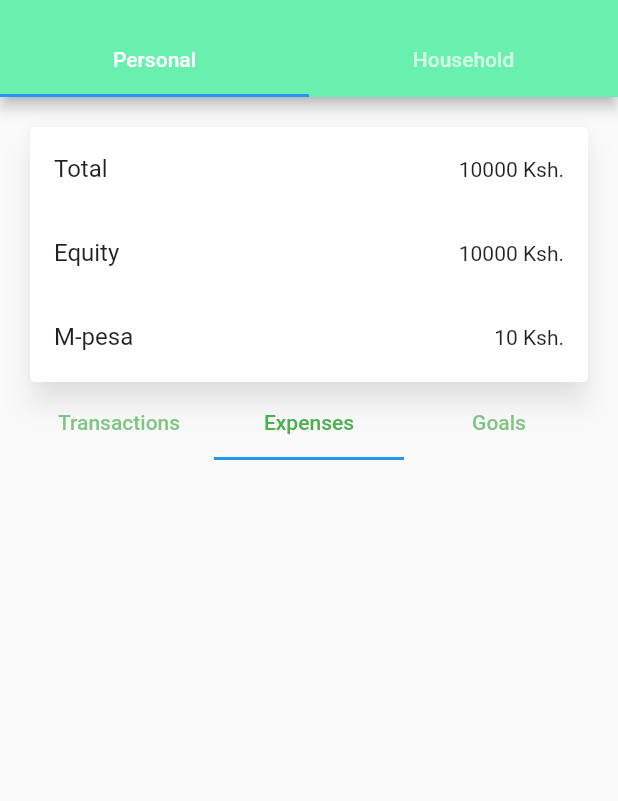
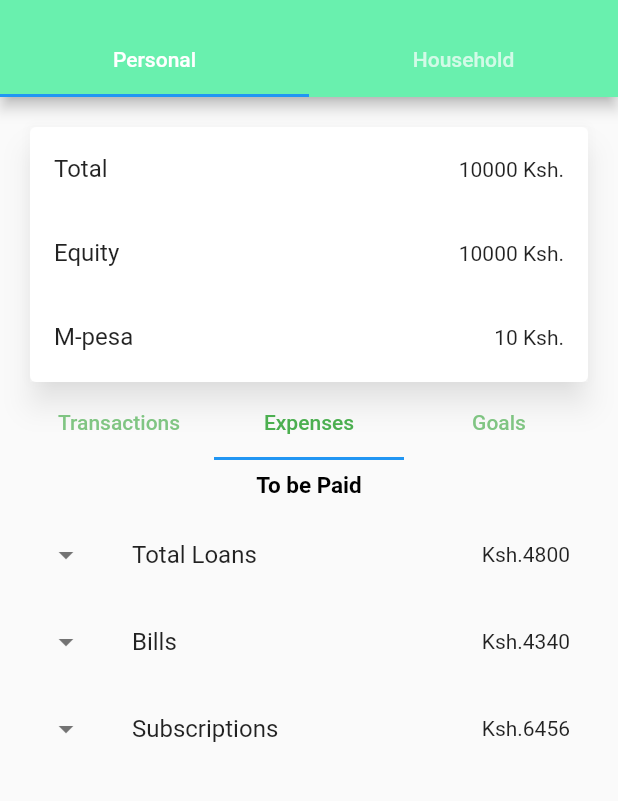
Before and after one commit to DevshiDeno/Budget_Genius, a Flutter app: the screen it shows after launch, tab 2 chosen, on a phone screen of 412 x 824 dp, the part 59-860 px from its top. Run offline on Flutter 3.47's test engine with Material 2 defaults, Android fonts, the phone set to English and light mode, and no system bars; network calls fail.

Commit message:
Financial Management App

```diff
--- /dev/null
+++ b/lib/Dashboard/Personal/expenses.dart
@@ -0,0 +1,231 @@
+import 'package:budget_genius/Dashboard/Personal/transactions.dart';
+import 'package:flutter/cupertino.dart';
+import 'package:flutter/material.dart';
+
+class Expenses extends StatefulWidget {
+  const Expenses({Key? key}) : super(key: key);
+
+  @override
+  State<Expenses> createState() => _ExpensesState();
+}
+
+class _ExpensesState extends State<Expenses> {
+  bool _customTileExpanded = false;
+
+  @override
+  Widget build(BuildContext context) {
+    return SingleChildScrollView(
+      child: Column(
+        children: [
+          buildExpense(),
+          //BuildStructure()
+        ],
+      ),
+    );
+  }
+
+  Container buildExpense() {
+    return Container(
+      height: 500,
+      child: Column(
+        children: [
+          Padding(
+              padding: const EdgeInsets.all(8.0),
+              child: Center(
+                child: Text("To be Paid",
+                    style: TextStyle(
+                        color: Colors.black,
+                        fontSize: 15,
+                        fontWeight: FontWeight.bold)),
+              )),
+          ExpansionTile(
+            controlAffinity: ListTileControlAffinity.leading,
+            title: Text('Total Loans'),
+            trailing: Text("Ksh.4800"),
+            leading: Icon(_customTileExpanded
+                ? Icons.arrow_drop_down_circle
+                : Icons.arrow_drop_down),
+            children: const <Widget>[
+              ListTile(
+                title: Text('KCB loan'),
+                trailing: Text("Ksh. 4000"),
+              ),
+              ListTile(
+                title: Text('Fuliza'),
+                trailing: Text("Ksh. 800"),
+              ),
+            ],
+            onExpansionChanged: (bool expanded) {
+              setState(() {
+                _customTileExpanded = expanded;
+              });
+            },
+          ),
+          ExpansionTile(
+            controlAffinity: ListTileControlAffinity.leading,
+            title: Text('Bills'),
+            trailing: Text("Ksh.4340"),
+            leading: Icon(_customTileExpanded
+                ? Icons.arrow_drop_down_circle
+                : Icons.arrow_drop_down),
+            children: const <Widget>[
+              ListTile(
+                title: Text('Rent'),
+                trailing: Text("Ksh. 1000"),
+              ),
+              ListTile(
+                title: Text('KPLC'),
+                trailing: Text("Ksh. 3340"),
+              ),
+            ],
+            onExpansionChanged: (bool expanded) {
+              setState(() {
+                _customTileExpanded = expanded;
+              });
+            },
+          ),
+          ExpansionTile(
+            controlAffinity: ListTileControlAffinity.leading,
+            title: Text('Subscriptions'),
+            trailing: Text("Ksh.6456"),
+            leading: Icon(_customTileExpanded
+                ? Icons.arrow_drop_down_circle
+                : Icons.arrow_drop_down),
+            children: const <Widget>[
+              ListTile(
+                title: Text('WI-Fi'),
+                trailing: Text("Ksh. 3000"),
+              ),
+              ListTile(
+                title: Text('GO TV'),
+                trailing: Text("Ksh. 1456"),
+              ),
+              ListTile(
+                title: Text('NETFLIX'),
+                trailing: Text("Ksh. 2000"),
+              ),
+            ],
+            onExpansionChanged: (bool expanded) {
+              setState(() {
+                _customTileExpanded = expanded;
+              });
+            },
+          )
+        ],
+      ),
+    );
+  }
+}
+
+class Goal extends StatelessWidget {
+  final List<Goals> goal;
+
+  const Goal({Key? key, required this.goal}) : super(key: key);
+
+  Widget completed(List<Goals> goals) {
+    bool achieved = false;
+    for (int i = 0; i < goals.length; i++) {
+      if (goals[i].amount >= goals[i].target) {
+        achieved = true;
+        break;
+      }
+    }
+    if(achieved) {
+      return Icon(Icons.check_circle,
+          color: Colors.green);
+    }else{
+      return SizedBox.shrink(); // Return an empty widget instead of null
+
+    }
+
+  }
+  Widget text(List<Goals> goals){
+    bool achieved = false;
+    for (int i = 0; i < goals.length; i++) {
+      if (goals[i].amount >= goals[i].target) {
+        achieved = true;
+        break;
+      }
+    }
+    if(achieved) {
+      return Text("Achieved",
+      style: TextStyle(color: Colors.green),
+      );
+    }else{
+    return Text("Almost",
+      style: TextStyle(color: Colors.red),
+    );
+    }
+  }
+  Widget remaining(List<Goals> goals) {
+    var diff = 0;
+    for (int i = 0; i < goals.length; i++) {
+      var difference = goals[i].amount - goals[i].target;
+      diff += difference.round();
+    }
+    if (diff != 0) {
+      return Text(diff.toString(),
+        style: TextStyle(color: Colors.red),
+      );
+    } else {
+      return SizedBox.shrink(); // Return an empty widget instead of null
+    }
+  }
+
+  @override
+  Widget build(BuildContext context) {
+    return SingleChildScrollView(
+      child: Card(
+        elevation: 10,
+        shadowColor: Colors.black,
+        child: SizedBox(
+          width: MediaQuery.of(context).size.width,
+          height: 300, // Reduced the height of the Card
+          child: Padding(
+            padding: const EdgeInsets.all(8.0),
+            child: Column(
+              crossAxisAlignment: CrossAxisAlignment.start,
+              children: [
+                Expanded(
+                  child: GridView.builder(
+                    physics: const NeverScrollableScrollPhysics(),
+                    gridDelegate:
+                    const SliverGridDelegateWithFixedCrossAxisCount(
+                      crossAxisCount: 3,
+                      crossAxisSpacing: 2,
+                      mainAxisSpacing: 4,
+                    ),
+                    itemCount: goal.length,
+                    itemBuilder: (BuildContext context, int index) {
+                      return ClipRect(
+                        child: Card(
+                          elevation: 10,
+                          shadowColor: Colors.black,
+                          child: Container(
+                            width: 20,
+                            child: Column(
+                              children: [
+                                Text(goal[index].title),
+                                SizedBox(height: 4),
+                                Text(goal[index].amount.toString()),
+                                remaining([goal[index]]),
+                                SizedBox(height: 4),
+                                completed([goal[index]]), // Pass a list with a single Goal object here
+                                SizedBox(height: 4),
+                                text([goal[index]])
+                              ],
+                            ),
+                          ),
+                        ),
+                      );
+                    },
+                  ),
+                )
+              ],
+            ),
+          ),
+        ),
+      ),
+    );
+  }
+}
--- a/lib/Dashboard/Personal/personal.dart
+++ b/lib/Dashboard/Personal/personal.dart
@@ -2,6 +2,8 @@ import 'package:intl/intl.dart';
 import 'package:budget_genius/Dashboard/Personal/seeAllTransactions.dart';
 import 'package:budget_genius/Dashboard/Personal/transactions.dart';
 import 'package:flutter/material.dart';
+
+import 'expenses.dart';
 
 class Personal extends StatelessWidget {
   const Personal({
@@ -82,8 +84,8 @@ class Personal extends StatelessWidget {
                 Expanded(
                   child: TabBarView(children: [
                     buildTransactions(context),
-                    buildExpenses(),
-                    buildGoals(),
+                    Expenses(),
+                    Goal(goal: goal),
                   ]),
                 ),
               ],
@@ -225,11 +227,6 @@ class Personal extends StatelessWidget {
     );
   }
 
-  Widget buildExpenses() {
-    return Container();
-  }
 
-  Widget buildGoals() {
-    return Container();
-  }
+
 }
--- a/lib/Dashboard/Personal/transactions.dart
+++ b/lib/Dashboard/Personal/transactions.dart
@@ -4,62 +4,79 @@ class Transaction {
   final String title;
   final String amount;
   final String imageUrl;
-final DateTime date;
-  const Transaction( {
-    required this.title,
-    required this.amount,
-    required this.imageUrl,
-    required this.date
-  });
+  final DateTime date;
+
+  const Transaction(
+      {required this.title,
+      required this.amount,
+      required this.imageUrl,
+      required this.date});
 }
 
 final List<Transaction> transactions = [
-   Transaction(
-    date:DateTime.now(),
+  Transaction(
+    date: DateTime.now(),
     title: "Groceries",
     amount: "Ksh. 2,500",
     imageUrl: "https://picsum.photos/200",
   ),
   Transaction(
-    date:DateTime.now(),
+    date: DateTime.now(),
     title: "Gas",
     amount: "Ksh. 1,000",
     imageUrl: "https://picsum.photos/200",
   ),
   Transaction(
-    date:DateTime.now(),
+    date: DateTime.now(),
     title: "Gas",
     amount: "Ksh. 1,000",
     imageUrl: "https://picsum.photos/200",
   ),
   Transaction(
-    date:DateTime.now(),
+    date: DateTime.now(),
     title: "Clothes",
     amount: "Ksh. 1,000",
     imageUrl: "https://picsum.photos/200",
   ),
   Transaction(
-    date:DateTime.now(),
+    date: DateTime.now(),
     title: "Clothes",
     amount: "Ksh. 7,000",
     imageUrl: "https://picsum.photos/200",
   ),
   Transaction(
-    date:DateTime.now(),
+    date: DateTime.now(),
     title: "Clothes",
     amount: "Ksh. 2,000",
     imageUrl: "https://picsum.photos/200",
   ),
   Transaction(
-    date:DateTime.now(),
+    date: DateTime.now(),
     title: "Accessories",
     amount: "Ksh. 8,000",
     imageUrl: "https://picsum.photos/200",
   ),
   Transaction(
-    date:DateTime.now(),
+    date: DateTime.now(),
     title: "Food",
     amount: "Ksh. 5,000",
     imageUrl: "https://picsum.photos/200",
   ),
 ];
+
+class Goals {
+  final String title;
+  final double amount;
+  final double target;
+
+  Goals({required this.target, required this.title, required this.amount});
+}
+
+final List<Goals> goal = [
+  Goals(amount: 500, title: 'Bike', target: 500),
+  Goals(amount: 200, title: 'Phone', target: 1000),
+  Goals(amount: 200, title: 'Laptop', target: 2000),
+  Goals(amount: 900, title: 'Airforce', target: 200),
+  Goals(amount: 2220, title: 'Cooker', target: 2080),
+  Goals(amount: 200, title: 'Cooker', target: 600),
+];
--- a/pubspec.yaml
+++ b/pubspec.yaml
@@ -31,7 +31,6 @@ dependencies:
   flutter:
     sdk: flutter
   intl: ^0.17.0
-
 
 
 
```
Also changed, not shown: lib/Dashboard/Personal/seeAllTransactions.dart (+6 -4 lines).
